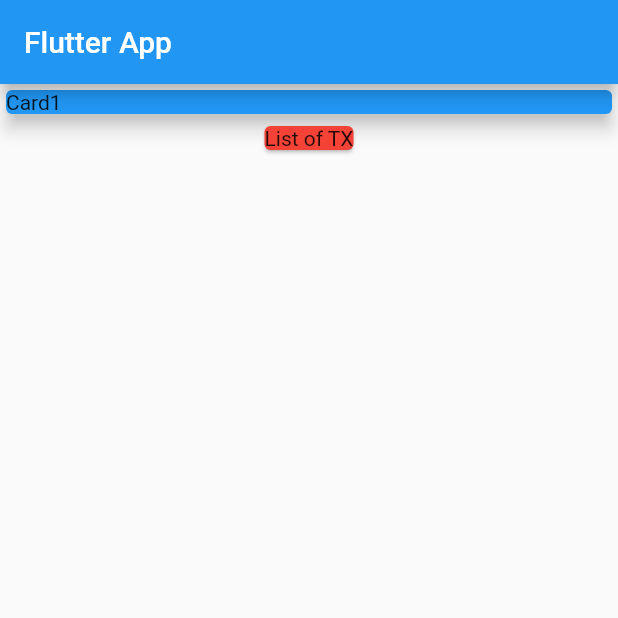
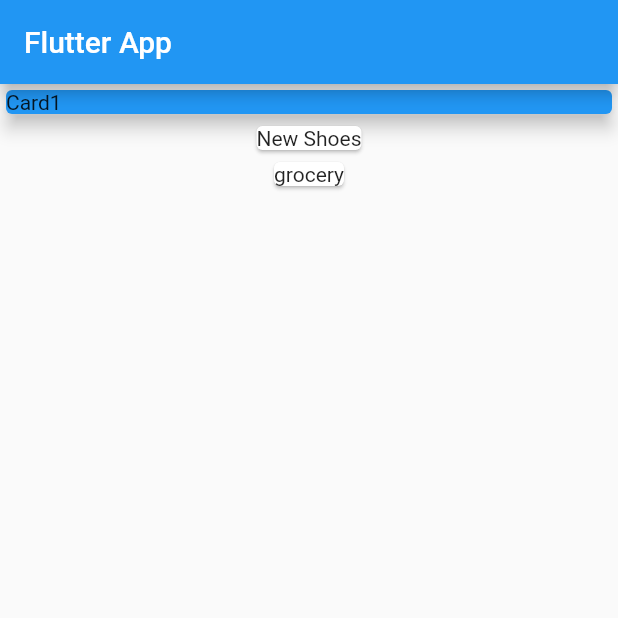
Before and after one commit to marintelli/flutter_personal_expense_app, a Flutter app: the screen it shows after launch, on a phone screen of 412 x 824 dp, the top half of it. Run offline on Flutter 3.47's test engine with Material 2 defaults, Android fonts, the phone set to English and light mode, and no system bars.

Commit message:
Mapping data into WIdgets

```diff
--- a/lib/main.dart
+++ b/lib/main.dart
@@ -52,10 +52,13 @@
                 elevation: 5,
               ),
             ),
-            Card(
-              color: Colors.red,
-              child: Text("List of TX"),
-            ),
+            Column(
+              children: transactions.map((tx) {
+                return Card(
+                  child: Text(tx.title as String),
+                );
+              }).toList(),
+            )
           ],
 
           // This trailing comma makes auto-formatting nicer for build methods.
```
